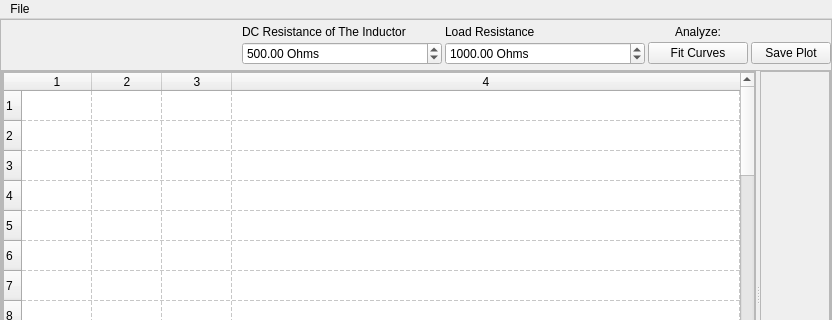
Qt form SEEL_Apps/apps/C_electronics/templates/template_xl.ui (jithinbp/SEELablet-apps) before a commit; both pictures show x 0 to 832 and y 0 to 320 of the 832 by 519 pixel window.
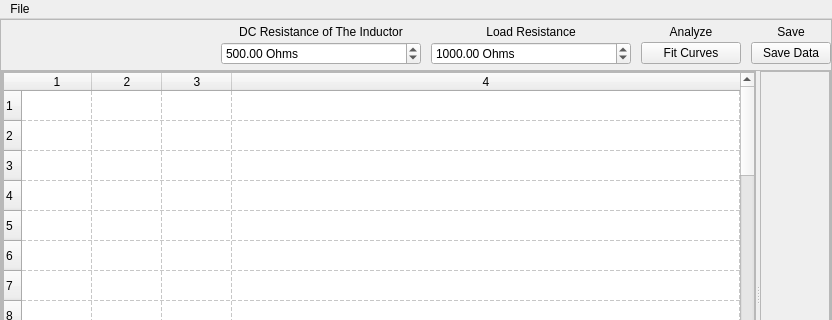
The same form after that commit.

```diff
--- a/SEEL_Apps/apps/C_electronics/templates/template_xl.ui
+++ b/SEEL_Apps/apps/C_electronics/templates/template_xl.ui
@@ -71,7 +71,10 @@
           </property>
           <item>
            <layout class="QGridLayout" name="gridLayout">
-            <property name="spacing">
+            <property name="horizontalSpacing">
+             <number>10</number>
+            </property>
+            <property name="verticalSpacing">
              <number>3</number>
             </property>
             <item row="1" column="1">
@@ -119,7 +122,7 @@
                </size>
               </property>
               <property name="text">
-               <string>Save Plot</string>
+               <string>Save Data</string>
               </property>
              </widget>
             </item>
@@ -145,7 +148,7 @@
             <item row="0" column="3">
              <widget class="QLabel" name="analysisLabel">
               <property name="text">
-               <string>Analyze:</string>
+               <string>Analyze</string>
               </property>
               <property name="alignment">
                <set>Qt::AlignCenter</set>
@@ -168,6 +171,9 @@
               <property name="text">
                <string>DC Resistance of The Inductor</string>
               </property>
+              <property name="alignment">
+               <set>Qt::AlignCenter</set>
+              </property>
              </widget>
             </item>
             <item row="1" column="2">
@@ -206,6 +212,9 @@
               <property name="text">
                <string>Load Resistance</string>
               </property>
+              <property name="alignment">
+               <set>Qt::AlignCenter</set>
+              </property>
              </widget>
             </item>
             <item row="0" column="0" rowspan="2">
@@ -226,6 +235,16 @@
               </layout>
              </widget>
             </item>
+            <item row="0" column="4">
+             <widget class="QLabel" name="analysisLabel_2">
+              <property name="text">
+               <string>Save</string>
+              </property>
+              <property name="alignment">
+               <set>Qt::AlignCenter</set>
+              </property>
+             </widget>
+            </item>
            </layout>
           </item>
          </layout>
```
